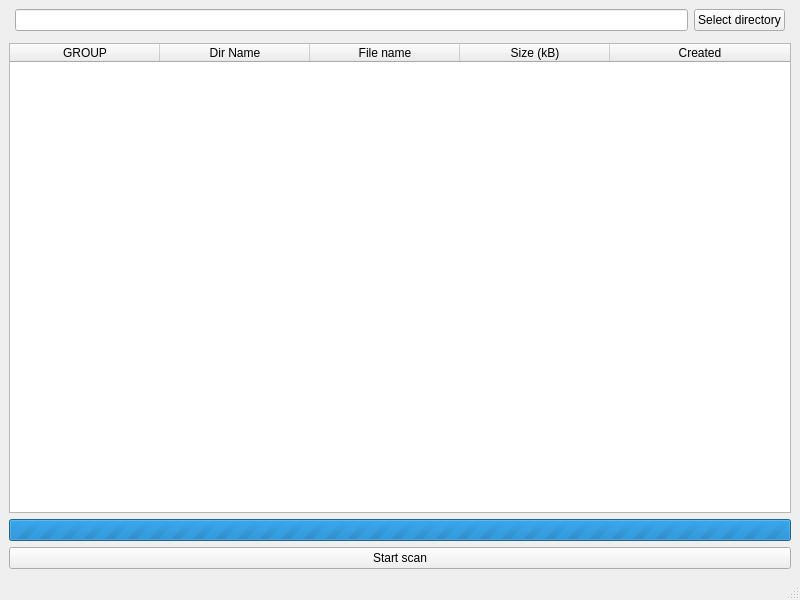
Before: the Qt Designer form mainwindow.ui in evgeneh/files_scaner, drawn with Qt 5.
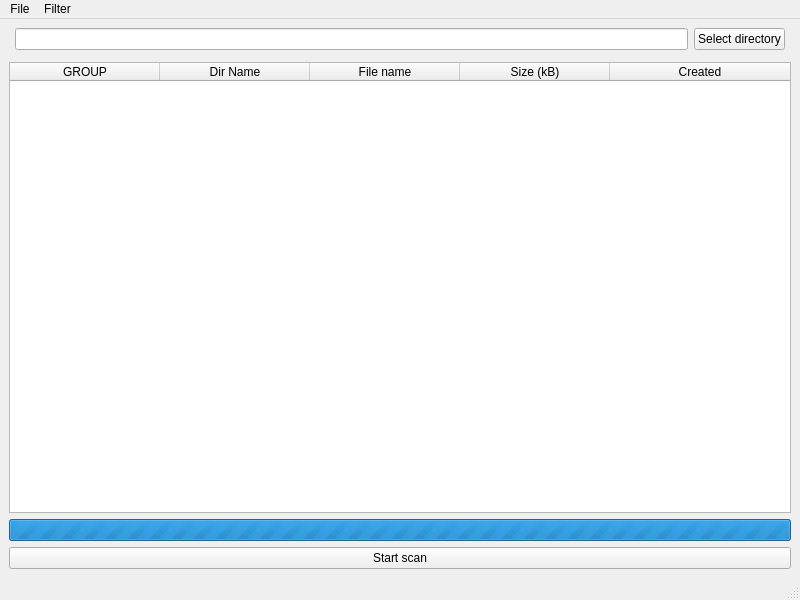
After: the same form once the commit is applied. Icons and pictures are not drawn.

The edit to the form file:
```diff
--- a/mainwindow.ui
+++ b/mainwindow.ui
@@ -52,6 +52,9 @@
         <property name="selectionBehavior">
          <enum>QAbstractItemView::SelectRows</enum>
         </property>
+        <property name="textElideMode">
+         <enum>Qt::ElideNone</enum>
+        </property>
         <attribute name="horizontalHeaderCascadingSectionResizes">
          <bool>false</bool>
         </attribute>
@@ -133,6 +136,20 @@
      <height>22</height>
     </rect>
    </property>
+   <widget class="QMenu" name="menuFile">
+    <property name="title">
+     <string>File</string>
+    </property>
+    <addaction name="actionExit"/>
+   </widget>
+   <widget class="QMenu" name="menuFilter">
+    <property name="title">
+     <string>Filter</string>
+    </property>
+    <addaction name="actionContent_assertion"/>
+   </widget>
+   <addaction name="menuFile"/>
+   <addaction name="menuFilter"/>
   </widget>
   <widget class="QStatusBar" name="statusbar"/>
  </widget>
```
Left out of the diff: 10 changed lines with no effect on the pictures.
